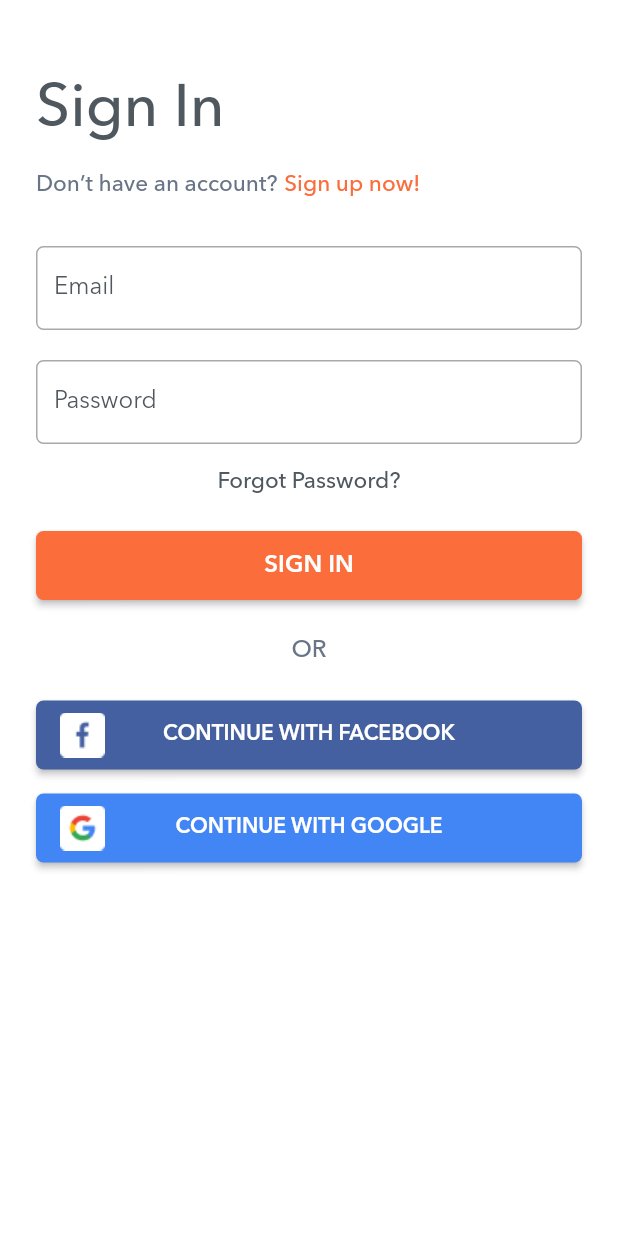
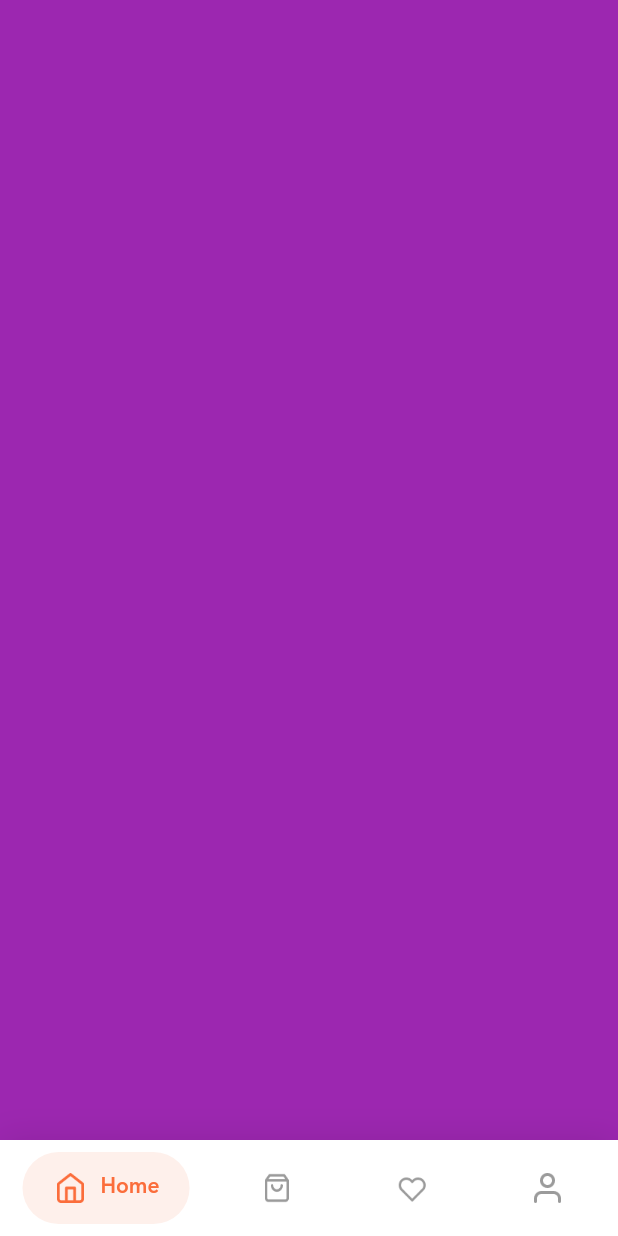
Before and after one commit to TrungNguyen1208/foodedu, a Flutter app: the screen it shows after launch, on a phone screen of 412 x 824 dp. Run offline on Flutter 3.47's test engine with Material 2 defaults, Android fonts, the phone set to English and light mode, and no system bars; drawn by our look-alikes of google_nav_bar.

Commit message:
Main tab view (#2)

```diff
--- /dev/null
+++ b/lib/commom/image/nav_bar_image.dart
@@ -0,0 +1,18 @@
+import 'package:flutter/material.dart';
+import 'package:foodedu/general/constant/app_theme.dart';
+
+class NavBarImage extends StatelessWidget {
+
+  final String imagePath;
+  final bool isSelected;
+
+  const NavBarImage({Key key, this.imagePath, this.isSelected})
+      : super(key: key);
+
+  @override
+  Widget build(BuildContext context) {
+    return ImageIcon(
+        AssetImage(imagePath),
+        color: isSelected ? AppColor.primary : AppColor.gray);
+  }
+}
--- /dev/null
+++ b/lib/feature/main_tab/main_tab_view.dart
@@ -0,0 +1,127 @@
+import 'package:flutter/material.dart';
+import 'package:foodedu/commom/image/nav_bar_image.dart';
+import 'package:foodedu/general/constant/app_theme.dart';
+import 'package:google_nav_bar/google_nav_bar.dart';
+
+class MainTabView extends StatefulWidget {
+  @override
+  _MainTabViewState createState() => _MainTabViewState();
+}
+
+class _MainTabViewState extends State<MainTabView> {
+  int _selectedIndex = 0;
+
+  final PageController _pageController = PageController(initialPage: 0, keepPage: true,);
+  static const List<Color> colors = [
+    Colors.purple,
+    Colors.pink,
+    Colors.amber,
+    Colors.teal
+  ];
+
+  @override
+  void initState() {
+    super.initState();
+  }
+
+  @override
+  void dispose() {
+    _pageController.dispose();
+    super.dispose();
+  }
+
+  @override
+  Widget build(BuildContext context) {
+    return Scaffold(
+      backgroundColor: Colors.white,
+      body: PageView.builder(
+        physics: const ClampingScrollPhysics(),
+        itemCount: 4,
+        onPageChanged: _onPageChanged,
+        controller: _pageController,
+        itemBuilder: (context, position) {
+          return Container(
+            color: colors[position],
+          );
+        },
+      ),
+      bottomNavigationBar: Container(
+        decoration: BoxDecoration(
+          color: Colors.white,
+          boxShadow: [
+            BoxShadow(blurRadius: 20, color: Colors.black.withOpacity(.1))
+          ],
+        ),
+        child: SafeArea(
+          child: Padding(
+            padding: const EdgeInsets.symmetric(horizontal: 15.0, vertical: 8),
+            child: GNav(
+              rippleColor: Colors.grey[400],
+              hoverColor: Colors.grey[300],
+              gap: 8.0,
+              activeColor: AppColor.primary,
+              iconSize: 24,
+              padding: const EdgeInsets.symmetric(horizontal: 20, vertical: 12),
+              duration: const Duration(milliseconds: 400),
+              textStyle: const TextStyle(
+                color: AppColor.primary,
+                fontFamily: AppFont.aveNextLT,
+                fontWeight: FontWeight.w600,
+                fontSize: 14.0,
+              ),
+              tabs: <GButton>[
+                GButton(
+                  backgroundColor: AppColor.bgNavBar,
+                  leading: NavBarImage(
+                    imagePath: 'assets/images/home.png',
+                    isSelected: _selectedIndex == 0,
+                  ),
+                  text: 'Home',
+                ),
+                GButton(
+                  backgroundColor: AppColor.bgNavBar,
+                  leading: NavBarImage(
+                    imagePath: 'assets/images/shopping_bag.png',
+                    isSelected: _selectedIndex == 1,
+                  ),
+                  text: 'Orders',
+                ),
+                GButton(
+                  backgroundColor: AppColor.bgNavBar,
+                  leading: NavBarImage(
+                    imagePath: 'assets/images/heart.png',
+                    isSelected: _selectedIndex == 2,
+                  ),
+                  text: 'Saved',
+                ),
+                GButton(
+                  backgroundColor: AppColor.bgNavBar,
+                  leading: NavBarImage(
+                    imagePath: 'assets/images/user.png',
+                    isSelected: _selectedIndex == 3,
+                  ),
+                  text: 'Profile',
+                ),
+              ],
+              selectedIndex: _selectedIndex,
+              onTabChange: _onTabChange,
+            ),
+          ),
+        ),
+      ),
+    );
+  }
+
+  void _onTabChange(int index) {
+    setState(() {
+      _selectedIndex = index;
+    });
+    _pageController.jumpToPage(index);
+  }
+
+  void _onPageChanged(int page) {
+    setState(() {
+      _selectedIndex = page;
+    });
+  }
+}
--- a/lib/general/constant/app_theme.dart
+++ b/lib/general/constant/app_theme.dart
@@ -46,4 +46,6 @@ class AppColor {
 
   static const Color defaultText = Color(0xff4F585E);
   static const Color borderTextField = Color(0xffa7aaab);
+
+  static const Color bgNavBar = Color(0xffFEF0EB);
 }
--- a/lib/main.dart
+++ b/lib/main.dart
@@ -1,6 +1,6 @@
 import 'package:flutter/material.dart';
 
-import 'feature/authen/sign_in/sign_in_screen.dart';
+import 'feature/main_tab/main_tab_view.dart';
 import 'general/constant/app_theme.dart';
 import 'routues/routues.dart';
 
@@ -24,7 +24,7 @@ class FoodApp extends StatelessWidget {
         title: 'Foodude',
         debugShowCheckedModeBanner: false,
         theme: AppTheme.lightTheme,
-        home: SignInScreen(),
+        home: MainTabView(),
         onGenerateRoute: Routes.buildRoutes,
       ),
     );
--- a/pubspec.yaml
+++ b/pubspec.yaml
@@ -27,6 +27,7 @@ dependencies:
   # Use with the CupertinoIcons class for iOS style icons.
   cupertino_icons: ^1.0.0
   cached_network_image: ^2.5.0
+  google_nav_bar: ^4.0.2
 
 dev_dependencies:
   pedantic: ^1.9.0
```
Also changed, not shown: assets/images/heart.png (added), assets/images/home.png (added), assets/images/shopping_bag.png (added), assets/images/user.png (added), 1 other file.
